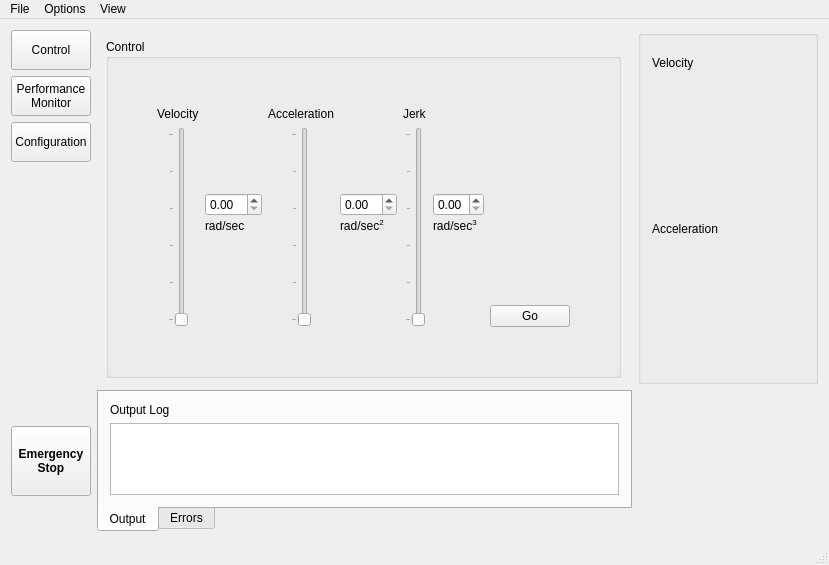
Above: FESS-GUI/mainwindow.ui from FIGS-FESS/FESSGUI before the change. Below: the same form after it.
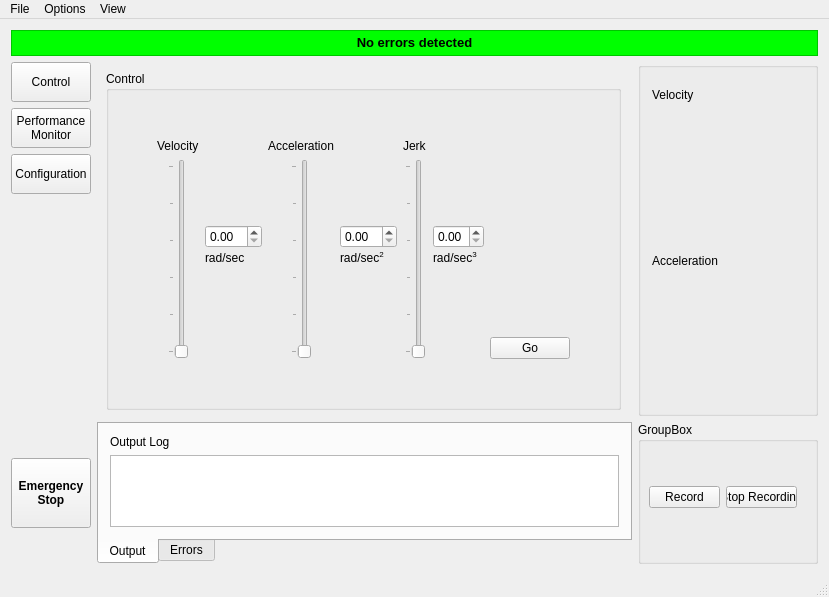
That is the form after the change. Custom widgets are drawn as their Qt base class.

Commit message:
Added record button with csv file output
New buttons: Record, Stop Recording
When recording, prints to csv file.

Diff of the .ui file:
```diff
--- a/FESS-GUI/mainwindow.ui
+++ b/FESS-GUI/mainwindow.ui
@@ -7,7 +7,7 @@
     <x>0</x>
     <y>0</y>
     <width>802</width>
-    <height>555</height>
+    <height>577</height>
    </rect>
   </property>
   <property name="windowTitle">
@@ -15,92 +15,7 @@
   </property>
   <widget class="QWidget" name="centralWidget">
    <layout class="QGridLayout" name="gridLayout">
-    <item row="0" column="2">
-     <widget class="QGroupBox" name="groupBox_2">
-      <property name="minimumSize">
-       <size>
-        <width>180</width>
-        <height>0</height>
-       </size>
-      </property>
-      <property name="title">
-       <string/>
-      </property>
-      <layout class="QVBoxLayout" name="verticalLayout_2">
-       <property name="spacing">
-        <number>6</number>
-       </property>
-       <property name="topMargin">
-        <number>9</number>
-       </property>
-       <property name="bottomMargin">
-        <number>9</number>
-       </property>
-       <item alignment="Qt::AlignBottom">
-        <widget class="QLabel" name="label_17">
-         <property name="text">
-          <string>Velocity</string>
-         </property>
-        </widget>
-       </item>
-       <item alignment="Qt::AlignVCenter">
-        <widget class="QCustomPlot" name="auxgraph1" native="true">
-         <property name="minimumSize">
-          <size>
-           <width>0</width>
-           <height>130</height>
-          </size>
-         </property>
-        </widget>
-       </item>
-       <item alignment="Qt::AlignBottom">
-        <widget class="QLabel" name="label_18">
-         <property name="text">
-          <string>Acceleration</string>
-         </property>
-        </widget>
-       </item>
-       <item alignment="Qt::AlignVCenter">
-        <widget class="QCustomPlot" name="auxgraph2" native="true">
-         <property name="minimumSize">
-          <size>
-           <width>0</width>
-           <height>130</height>
-          </size>
-         </property>
-        </widget>
-       </item>
-      </layout>
-     </widget>
-    </item>
-    <item row="1" column="0">
-     <widget class="QPushButton" name="pushButton_2">
-      <property name="sizePolicy">
-       <sizepolicy hsizetype="Fixed" vsizetype="Fixed">
-        <horstretch>0</horstretch>
-        <verstretch>0</verstretch>
-       </sizepolicy>
-      </property>
-      <property name="minimumSize">
-       <size>
-        <width>20</width>
-        <height>70</height>
-       </size>
-      </property>
-      <property name="font">
-       <font>
-        <pointsize>9</pointsize>
-        <weight>75</weight>
-        <bold>true</bold>
-       </font>
-      </property>
-      <property name="text">
-       <string>Emergency
-Stop</string>
-      </property>
-     </widget>
-    </item>
-    <item row="1" column="1">
+    <item row="2" column="1">
      <widget class="QTabWidget" name="tabWidget">
       <property name="sizePolicy">
        <sizepolicy hsizetype="Expanding" vsizetype="Preferred">
@@ -157,7 +72,33 @@
       </widget>
      </widget>
     </item>
-    <item row="0" column="1">
+    <item row="0" column="0" colspan="3">
+     <widget class="QTextBrowser" name="textBrowser_3">
+      <property name="sizePolicy">
+       <sizepolicy hsizetype="Expanding" vsizetype="Fixed">
+        <horstretch>0</horstretch>
+        <verstretch>0</verstretch>
+       </sizepolicy>
+      </property>
+      <property name="minimumSize">
+       <size>
+        <width>0</width>
+        <height>26</height>
+       </size>
+      </property>
+      <property name="styleSheet">
+       <string notr="true">background-color:rgb(0, 255, 0);</string>
+      </property>
+      <property name="html">
+       <string>&lt;!DOCTYPE HTML PUBLIC &quot;-//W3C//DTD HTML 4.0//EN&quot; &quot;http://www.w3.org/TR/REC-html40/strict.dtd&quot;&gt;
+&lt;html&gt;&lt;head&gt;&lt;meta name=&quot;qrichtext&quot; content=&quot;1&quot; /&gt;&lt;style type=&quot;text/css&quot;&gt;
+p, li { white-space: pre-wrap; }
+&lt;/style&gt;&lt;/head&gt;&lt;body style=&quot; font-family:'MS Shell Dlg 2'; font-size:8.25pt; font-weight:400; font-style:normal;&quot;&gt;
+&lt;p align=&quot;center&quot; style=&quot; margin-top:0px; margin-bottom:0px; margin-left:0px; margin-right:0px; -qt-block-indent:0; text-indent:0px;&quot;&gt;&lt;span style=&quot; font-size:10pt; font-weight:600;&quot;&gt;No errors detected&lt;/span&gt;&lt;/p&gt;&lt;/body&gt;&lt;/html&gt;</string>
+      </property>
+     </widget>
+    </item>
+    <item row="1" column="1">
      <widget class="QStackedWidget" name="stackedWidget">
       <property name="sizePolicy">
        <sizepolicy hsizetype="Preferred" vsizetype="Expanding">
@@ -491,7 +432,7 @@
       </widget>
      </widget>
     </item>
-    <item row="0" column="0">
+    <item row="1" column="0">
      <layout class="QVBoxLayout" name="verticalLayout">
       <item>
        <widget class="QPushButton" name="controlButton">
@@ -535,6 +476,136 @@
       </item>
      </layout>
     </item>
+    <item row="2" column="0">
+     <widget class="QPushButton" name="pushButton_2">
+      <property name="sizePolicy">
+       <sizepolicy hsizetype="Fixed" vsizetype="Fixed">
+        <horstretch>0</horstretch>
+        <verstretch>0</verstretch>
+       </sizepolicy>
+      </property>
+      <property name="minimumSize">
+       <size>
+        <width>20</width>
+        <height>70</height>
+       </size>
+      </property>
+      <property name="font">
+       <font>
+        <pointsize>9</pointsize>
+        <weight>75</weight>
+        <bold>true</bold>
+       </font>
+      </property>
+      <property name="text">
+       <string>Emergency
+Stop</string>
+      </property>
+     </widget>
+    </item>
+    <item row="1" column="2">
+     <widget class="QGroupBox" name="groupBox_2">
+      <property name="minimumSize">
+       <size>
+        <width>180</width>
+        <height>0</height>
+       </size>
+      </property>
+      <property name="title">
+       <string/>
+      </property>
+      <layout class="QVBoxLayout" name="verticalLayout_2">
+       <property name="spacing">
+        <number>6</number>
+       </property>
+       <property name="topMargin">
+        <number>9</number>
+       </property>
+       <property name="bottomMargin">
+        <number>9</number>
+       </property>
+       <item alignment="Qt::AlignBottom">
+        <widget class="QLabel" name="label_17">
+         <property name="text">
+          <string>Velocity</string>
+         </property>
+        </widget>
+       </item>
+       <item alignment="Qt::AlignVCenter">
+        <widget class="QCustomPlot" name="auxgraph1" native="true">
+         <property name="minimumSize">
+          <size>
+           <width>0</width>
+           <height>130</height>
+          </size>
+         </property>
+        </widget>
+       </item>
+       <item alignment="Qt::AlignBottom">
+        <widget class="QLabel" name="label_18">
+         <property name="text">
+          <string>Acceleration</string>
+         </property>
+        </widget>
+       </item>
+       <item alignment="Qt::AlignVCenter">
+        <widget class="QCustomPlot" name="auxgraph2" native="true">
+         <property name="minimumSize">
+          <size>
+           <width>0</width>
+           <height>130</height>
+          </size>
+         </property>
+        </widget>
+       </item>
+      </layout>
+     </widget>
+    </item>
+    <item row="2" column="2">
+     <widget class="QGroupBox" name="groupBox_5">
+      <property name="title">
+       <string>GroupBox</string>
+      </property>
+      <widget class="QWidget" name="horizontalLayoutWidget">
+       <property name="geometry">
+        <rect>
+         <x>0</x>
+         <y>20</y>
+         <width>170</width>
+         <height>111</height>
+        </rect>
+       </property>
+       <layout class="QHBoxLayout" name="horizontalLayout">
+        <item>
+         <widget class="QPushButton" name="pushButton_Record">
+          <property name="text">
+           <string>Record</string>
+          </property>
+         </widget>
+        </item>
+        <item>
+         <widget class="QPushButton" name="pushButton_StopRecording">
+          <property name="sizePolicy">
+           <sizepolicy hsizetype="Minimum" vsizetype="Fixed">
+            <horstretch>0</horstretch>
+            <verstretch>0</verstretch>
+           </sizepolicy>
+          </property>
+          <property name="minimumSize">
+           <size>
+            <width>0</width>
+            <height>0</height>
+           </size>
+          </property>
+          <property name="text">
+           <string>Stop Recording</string>
+          </property>
+         </widget>
+        </item>
+       </layout>
+      </widget>
+     </widget>
+    </item>
    </layout>
   </widget>
   <widget class="QMenuBar" name="menuBar">
```
The commit also changes 12 other files.
